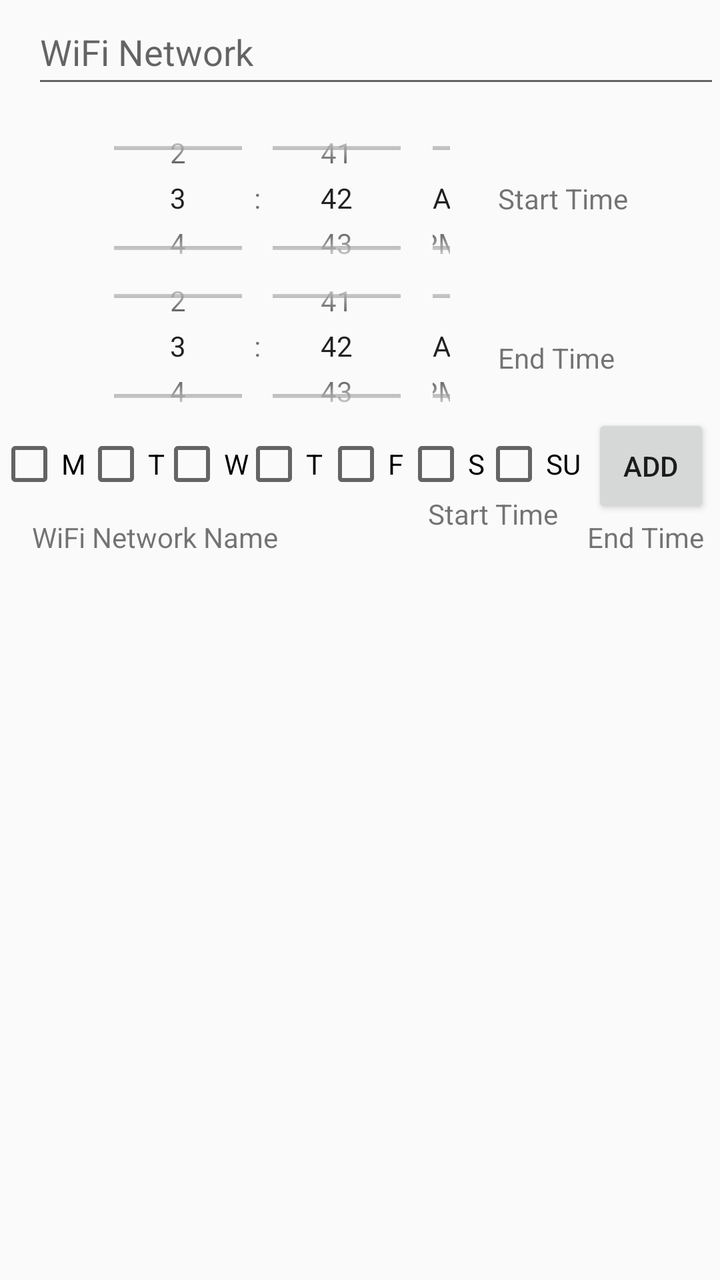
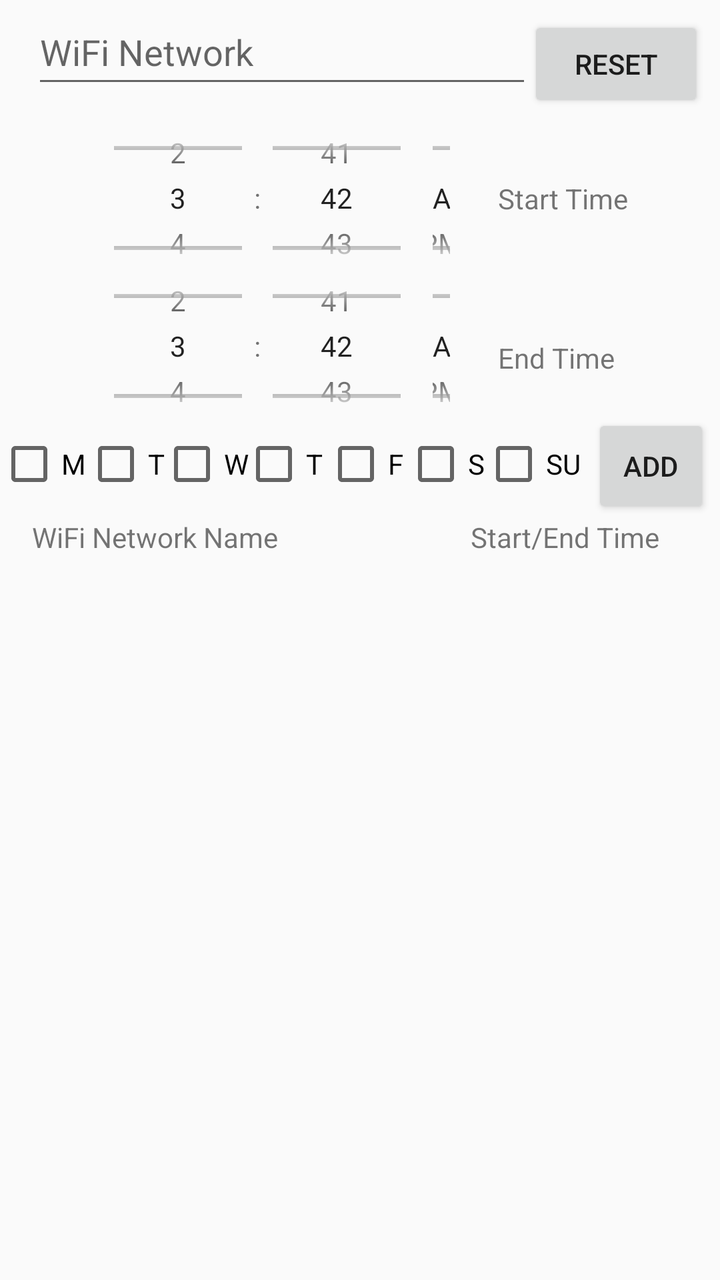

Compare the two renders of this Android layout. The source of the first and the diff that turns it into the second are given below.
<!-- AndroidManifest.xml: application theme AppTheme -->
<!-- res/layout/activity_main.xml -->
<?xml version="1.0" encoding="utf-8"?>
<android.support.constraint.ConstraintLayout xmlns:android="http://schemas.android.com/apk/res/android"
    xmlns:app="http://schemas.android.com/apk/res-auto"
    xmlns:tools="http://schemas.android.com/tools"
    android:layout_width="match_parent"
    android:layout_height="match_parent"
    tools:context="testapp.silencertestapp.MainActivity">

    <EditText
        android:id="@+id/wifinetwork"
        android:layout_width="344dp"
        android:layout_height="49dp"
        android:layout_marginLeft="16dp"
        android:layout_marginStart="16dp"
        android:ems="10"
        android:hint="WiFi Network"
        android:inputType="textPersonName"
        app:layout_constraintLeft_toLeftOf="parent"
        app:layout_constraintTop_toTopOf="parent" />


    <Button
        android:id="@+id/add"
        android:layout_width="59dp"
        android:layout_height="52dp"
        android:text="add"
        android:onClick="add"
        app:layout_constraintTop_toTopOf="parent"
        android:layout_marginTop="207dp"
        android:layout_marginRight="0dp"
        app:layout_constraintRight_toRightOf="parent"
        android:layout_marginEnd="5dp"
        tools:layout_editor_absoluteX="296dp" />

    <TextView
        android:id="@+id/textView"
        android:layout_width="wrap_content"
        android:layout_height="wrap_content"
        android:text="WiFi Network Name"
        android:layout_marginTop="210dp"
        app:layout_constraintTop_toBottomOf="@+id/wifinetwork"
        android:windowSoftInputMode="adjustPan"
        android:layout_marginLeft="16dp"
        app:layout_constraintLeft_toLeftOf="parent"
        android:layout_marginStart="16dp" />

    <TextView
        android:id="@+id/textView2"
        android:layout_width="66dp"
        android:layout_height="17dp"
        android:text="Start Time"
        app:layout_constraintLeft_toRightOf="@+id/textView"
        android:layout_marginLeft="78dp"
        android:layout_marginTop="-12dp"
        app:layout_constraintTop_toBottomOf="@+id/add"
        android:layout_marginStart="75dp" />

    <TextView
        android:id="@+id/textView3"
        android:layout_width="wrap_content"
        android:layout_height="wrap_content"
        android:text="End Time"
        android:layout_marginTop="0dp"
        app:layout_constraintTop_toBottomOf="@+id/add"
        android:layout_marginRight="-7dp"
        app:layout_constraintRight_toRightOf="parent"
        android:layout_marginEnd="8dp" />

    <android.support.constraint.Guideline
        android:layout_width="wrap_content"
        android:layout_height="wrap_content"
        android:id="@+id/guideline3"
        app:layout_constraintGuide_begin="20dp"
        android:orientation="vertical"
        tools:layout_editor_absoluteY="0dp"
        tools:layout_editor_absoluteX="20dp" />

    <CheckBox
        android:id="@+id/sunCheckbox"
        android:layout_width="wrap_content"
        android:layout_height="wrap_content"
        android:text="SU"
        app:layout_constraintLeft_toLeftOf="parent"
        android:layout_marginLeft="243dp"
        app:layout_constraintTop_toTopOf="parent"
        android:layout_marginTop="216dp"
        android:layout_marginStart="241dp" />

    <CheckBox
        android:id="@+id/satCheckbox"
        android:layout_width="wrap_content"
        android:layout_height="wrap_content"
        android:text="S"
        app:layout_constraintLeft_toLeftOf="parent"
        android:layout_marginLeft="201dp"
        app:layout_constraintTop_toTopOf="parent"
        android:layout_marginTop="216dp"
        android:layout_marginStart="202dp" />

    <CheckBox
        android:id="@+id/friCheckbox"
        android:layout_width="wrap_content"
        android:layout_height="wrap_content"
        android:text="F"
        app:layout_constraintLeft_toLeftOf="parent"
        android:layout_marginLeft="160dp"
        app:layout_constraintTop_toTopOf="parent"
        android:layout_marginTop="216dp"
        android:layout_marginStart="162dp" />

    <CheckBox
        android:id="@+id/thuCheckbox"
        android:layout_width="wrap_content"
        android:layout_height="wrap_content"
        android:text="T"
        app:layout_constraintLeft_toLeftOf="parent"
        android:layout_marginLeft="122dp"
        app:layout_constraintTop_toTopOf="parent"
        android:layout_marginTop="216dp"
        android:layout_marginStart="121dp" />

    <CheckBox
        android:id="@+id/wedCheckBox"
        android:layout_width="wrap_content"
        android:layout_height="wrap_content"
        android:text="W"
        app:layout_constraintLeft_toLeftOf="parent"
        android:layout_marginLeft="82dp"
        app:layout_constraintTop_toTopOf="parent"
        android:layout_marginTop="216dp"
        android:layout_marginStart="80dp" />

    <CheckBox
        android:id="@+id/tuCheckbox"
        android:layout_width="wrap_content"
        android:layout_height="wrap_content"
        android:text="T"
        app:layout_constraintLeft_toLeftOf="parent"
        android:layout_marginLeft="40dp"
        app:layout_constraintTop_toTopOf="parent"
        android:layout_marginTop="216dp"
        android:layout_marginStart="42dp" />

    <CheckBox
        android:id="@+id/monCheckbox"
        android:layout_width="wrap_content"
        android:layout_height="wrap_content"
        android:text="M"
        app:layout_constraintLeft_toLeftOf="parent"
        app:layout_constraintTop_toTopOf="parent"
        android:layout_marginTop="216dp"
        android:layout_marginLeft="-2dp" />

    <TimePicker
        android:id="@+id/startPicker"
        android:layout_width="200dp"
        android:layout_height="100dp"

        android:timePickerMode="spinner"
        app:layout_constraintHorizontal_bias="0.484"
        app:layout_constraintLeft_toLeftOf="@+id/endPicker"
        app:layout_constraintRight_toRightOf="@+id/endPicker"
        app:layout_constraintTop_toBottomOf="@+id/wifinetwork" />


    <TimePicker
        android:id="@+id/endPicker"
        android:layout_width="200dp"
        android:layout_height="100dp"

        android:layout_marginTop="123dp"
        android:timePickerMode="spinner"
        app:layout_constraintHorizontal_bias="0.256"
        app:layout_constraintLeft_toLeftOf="parent"
        app:layout_constraintRight_toRightOf="parent"
        app:layout_constraintTop_toTopOf="parent" />

    <TextView
        android:id="@+id/textView4"
        android:layout_width="wrap_content"
        android:layout_height="wrap_content"
        android:text="Start Time"
        app:layout_constraintBottom_toBottomOf="@+id/startPicker"
        app:layout_constraintTop_toTopOf="@+id/startPicker"
        app:layout_constraintLeft_toRightOf="@+id/startPicker"
        android:layout_marginLeft="8dp"
        android:layout_marginStart="8dp" />

    <TextView
        android:id="@+id/textView5"
        android:layout_width="wrap_content"
        android:layout_height="wrap_content"
        android:text="End Time"
        app:layout_constraintBottom_toBottomOf="@+id/endPicker"
        app:layout_constraintTop_toTopOf="@+id/endPicker"
        app:layout_constraintVertical_bias="0.571"
        app:layout_constraintLeft_toRightOf="@+id/endPicker"
        android:layout_marginLeft="8dp"
        android:layout_marginStart="8dp" />

    <ListView
        android:id="@+id/item_List"
        android:layout_width="364dp"
        android:layout_height="235dp"
        android:layout_marginTop="227dp"

        app:layout_constraintHorizontal_bias="0.0"
        app:layout_constraintLeft_toLeftOf="parent"
        app:layout_constraintRight_toRightOf="parent"
        app:layout_constraintTop_toBottomOf="@+id/wifinetwork"
        tools:layout_editor_absoluteY="274dp" />

</android.support.constraint.ConstraintLayout>
<!-- resources referenced by this layout -->
<resources>
  <style name="AppTheme" parent="Theme.AppCompat.Light.DarkActionBar">
          
          <item name="colorPrimary">@color/colorPrimary</item>
          <item name="colorPrimaryDark">@color/colorPrimaryDark</item>
          <item name="colorAccent">@color/colorAccent</item>
      </style>
  <color name="colorPrimary">#3F51B5</color>
  <color name="colorPrimaryDark">#303F9F</color>
  <color name="colorAccent">#FF4081</color>
</resources>

<!-- the commit's change to res/layout/activity_main.xml (unified diff, before → after) -->
@@ -8,10 +8,11 @@
 
     <EditText
         android:id="@+id/wifinetwork"
-        android:layout_width="344dp"
+        android:layout_width="250dp"
         android:layout_height="49dp"
-        android:layout_marginLeft="16dp"
+        android:layout_marginLeft="-12dp"
         android:layout_marginStart="16dp"
+        android:layout_marginTop="0dp"
         android:ems="10"
         android:hint="WiFi Network"
         android:inputType="textPersonName"
@@ -46,25 +47,13 @@
 
     <TextView
         android:id="@+id/textView2"
-        android:layout_width="66dp"
+        android:layout_width="wrap_content"
         android:layout_height="17dp"
-        android:text="Start Time"
-        app:layout_constraintLeft_toRightOf="@+id/textView"
-        android:layout_marginLeft="78dp"
-        android:layout_marginTop="-12dp"
-        app:layout_constraintTop_toBottomOf="@+id/add"
-        android:layout_marginStart="75dp" />
-
-    <TextView
-        android:id="@+id/textView3"
-        android:layout_width="wrap_content"
-        android:layout_height="wrap_content"
-        android:text="End Time"
-        android:layout_marginTop="0dp"
-        app:layout_constraintTop_toBottomOf="@+id/add"
-        android:layout_marginRight="-7dp"
-        app:layout_constraintRight_toRightOf="parent"
-        android:layout_marginEnd="8dp" />
+        android:layout_marginRight="30dp"
+        android:text="Start/End Time"
+        app:layout_constraintRight_toRightOf="parent"
+        app:layout_constraintTop_toTopOf="parent"
+        android:layout_marginTop="259dp" />
 
     <android.support.constraint.Guideline
         android:layout_width="wrap_content"
@@ -200,14 +189,24 @@
 
     <ListView
         android:id="@+id/item_List"
-        android:layout_width="364dp"
+        android:layout_width="0dp"
         android:layout_height="235dp"
         android:layout_marginTop="227dp"
 
         app:layout_constraintHorizontal_bias="0.0"
         app:layout_constraintLeft_toLeftOf="parent"
         app:layout_constraintRight_toRightOf="parent"
-        app:layout_constraintTop_toBottomOf="@+id/wifinetwork"
-        tools:layout_editor_absoluteY="274dp" />
+        app:layout_constraintTop_toBottomOf="@+id/wifinetwork" />
+
+    <Button
+        android:id="@+id/resetbutton"
+        android:layout_width="wrap_content"
+        android:layout_height="wrap_content"
+        android:text="Reset"
+        app:layout_constraintTop_toTopOf="parent"
+        android:layout_marginTop="8dp"
+        android:layout_marginRight="8dp"
+        app:layout_constraintRight_toRightOf="parent"
+        android:onClick="startService"/>
 
 </android.support.constraint.ConstraintLayout>
